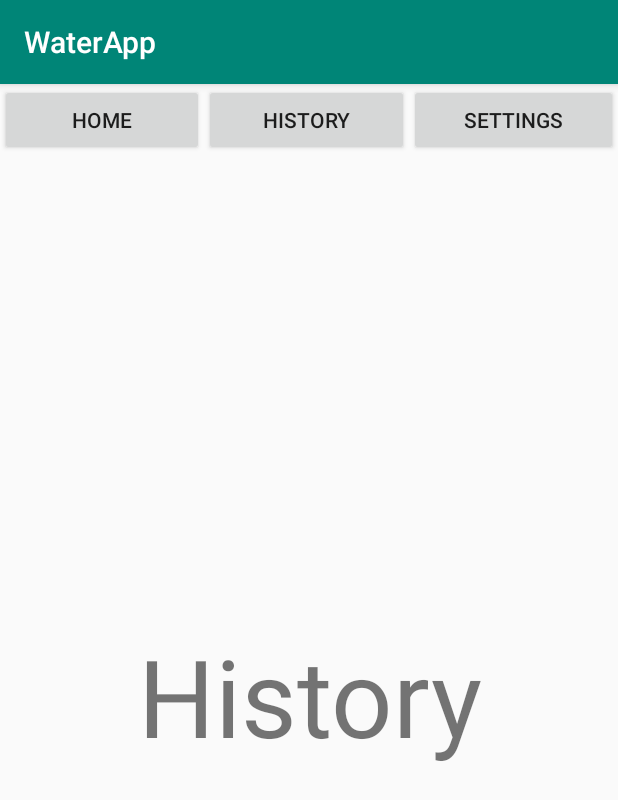
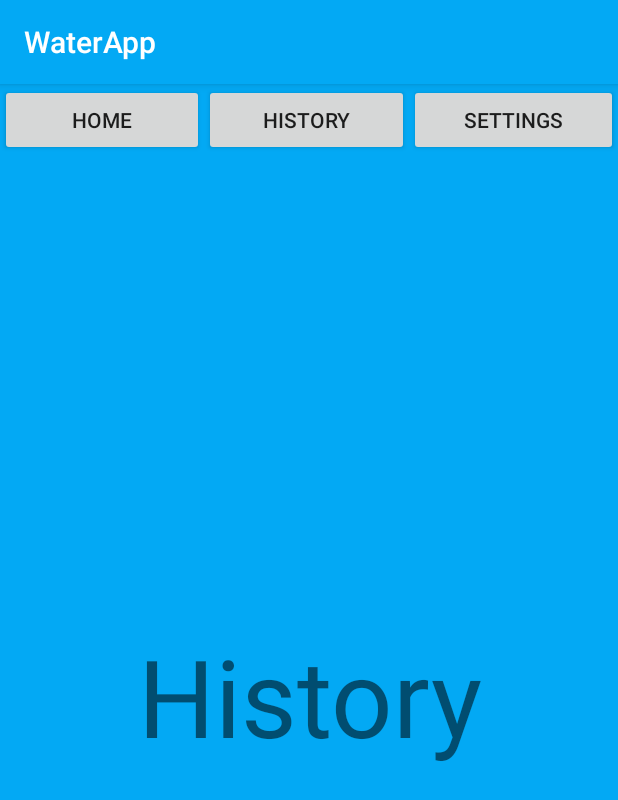
Before and after one commit to Dmytro-Vusyk/WaterApp, an Android app: the screen it shows after launch (MainActivity), after a tap on "HISTORY", on a phone screen of 412 x 824 dp. Shown: the top 800 px of the screen. Run offline under Robolectric (Android 15) with nearby library versions, the phone set to English and light mode, and no system bars; our stand-ins replace Room's generated code; libraries missing offline, so code that uses them is left out: net.danlew.android; 1 statement that could not run was skipped.

Commit message:
HomePresenter: add method deleteWaterRecord FragmentHome: add logic for Progress bar FragmentHomeAdapter: remove FragmentHomeViewHolder to inner class of FragmentHomeAdapter. Create logic for btn_delete inside ViewHolder

```diff
--- a/app/build.gradle
+++ b/app/build.gradle
@@ -22,7 +22,7 @@ dependencies {
     implementation fileTree(dir: 'libs', include: ['*.jar'])
     implementation 'androidx.appcompat:appcompat:1.1.0-beta01'
     implementation 'androidx.constraintlayout:constraintlayout:2.0.0-beta2'
-    implementation 'androidx.legacy:legacy-support-v4:1.0.0'
+    implementation 'com.android.support:recyclerview-v7:28.0.0'
 
     testImplementation 'junit:junit:4.13-beta-3'
     androidTestImplementation 'androidx.test:runner:1.3.0-alpha01'
--- a/app/src/main/java/com/example/waterapp/view/MainActivity.java
+++ b/app/src/main/java/com/example/waterapp/view/MainActivity.java
@@ -12,11 +12,10 @@ import androidx.room.Room;
 import com.example.waterapp.R;
 import com.example.waterapp.database.AppDB;
 import com.example.waterapp.view.fragmenthome.FragmentHome;
-import com.example.waterapp.view.fragmenthome.FragmentHomeAdapterOnClickHandler;
 
 import net.danlew.android.joda.JodaTimeAndroid;
 
-public class MainActivity extends AppCompatActivity implements FragmentHomeAdapterOnClickHandler {
+public class MainActivity extends AppCompatActivity {
 
     boolean isCreated = false;
     FragmentTransaction ft;
@@ -72,8 +71,5 @@ public class MainActivity extends AppCompatActivity implements FragmentHomeAdapt
         }
     }
 
-    @Override
-    public void onClick(long date) {
 
-    }
 }
--- a/app/src/main/java/com/example/waterapp/view/fragmenthome/FragmentHome.java
+++ b/app/src/main/java/com/example/waterapp/view/fragmenthome/FragmentHome.java
@@ -19,14 +19,16 @@ import com.example.waterapp.presenter.HomePresenter;
 import com.example.waterapp.view.progressBar.ArcProgress;
 
 public class FragmentHome extends Fragment implements View.OnClickListener {
+
+    final static private String BOTTOM_TEXT = "Daily Drink Target";
+
     Context context = getContext();
-    FragmentHomeAdapterOnClickHandler fragmentHomeAdapterOnClickHandler;
     RecyclerView recyclerView;
     ArcProgress arcProgress;
     ImageButton ibAddWater;
 
     HomePresenter hp = HomePresenter.getInstance();
-    FragmentHomeAdapter fragmentHomeAdapter;
+    private FragmentHomeAdapter fragmentHomeAdapter;
 
     @Nullable
     @Override
@@ -35,25 +37,23 @@ public class FragmentHome extends Fragment implements View.OnClickListener {
         ibAddWater = (ImageButton) view.findViewById(R.id.btn_add_water);
         ibAddWater.setOnClickListener(this);
         recyclerView = (RecyclerView) view.findViewById(R.id.event_menu);
-        initArcProgress(view);
+        arcProgress = (ArcProgress) view.findViewById(R.id.progress_circular);
+        initArcProgress();
         initRecyclerView();
         return view;
     }
 
 
     //TODO change logic for setMax and setProgress
-    private void initArcProgress(View view) {
-
-        arcProgress = (ArcProgress) view.findViewById(R.id.progress_circular);
-
+    void initArcProgress() {
         arcProgress.setMax(2000);
-        arcProgress.setProgress(850);
-        arcProgress.setBottomText("Daily Drink Target");
+        arcProgress.setProgress(hp.getCurrentWaterProgress());
+        arcProgress.setBottomText(BOTTOM_TEXT);
         arcProgress.setBottomTextSize(44);
     }
 
     private void initRecyclerView() {
-        fragmentHomeAdapter = new FragmentHomeAdapter(context, fragmentHomeAdapterOnClickHandler);
+        fragmentHomeAdapter = new FragmentHomeAdapter(context, this);
         recyclerView.setLayoutManager(new LinearLayoutManager(context));
         recyclerView.setAdapter(fragmentHomeAdapter);
         fragmentHomeAdapter.setHistory();
@@ -63,17 +63,15 @@ public class FragmentHome extends Fragment implements View.OnClickListener {
     @Override
     public void onClick(View v) {
 
-        switch (v.getId()){
+        switch (v.getId()) {
             case R.id.btn_add_water:
-                hp.addWater();
+                hp.addWaterRecord();
                 fragmentHomeAdapter.setHistory();
+                initArcProgress();
                 fragmentHomeAdapter.notifyDataSetChanged();
                 break;
 
         }
-
-
     }
 
-
 }
--- a/app/src/main/java/com/example/waterapp/view/fragmenthome/FragmentHomeAdapter.java
+++ b/app/src/main/java/com/example/waterapp/view/fragmenthome/FragmentHomeAdapter.java
@@ -1,9 +1,13 @@
 package com.example.waterapp.view.fragmenthome;
 
 import android.content.Context;
+import android.util.Log;
 import android.view.LayoutInflater;
 import android.view.View;
 import android.view.ViewGroup;
+import android.widget.ImageButton;
+import android.widget.ImageView;
+import android.widget.TextView;
 
 import androidx.annotation.NonNull;
 import androidx.recyclerview.widget.RecyclerView;
@@ -16,10 +20,10 @@ import com.example.waterapp.utils.TimeUtils;
 
 import java.util.List;
 
-public class FragmentHomeAdapter extends RecyclerView.Adapter<FragmentHomeViewHolder> {
+public class FragmentHomeAdapter extends RecyclerView.Adapter<FragmentHomeAdapter.FragmentHomeViewHolder> {
 
     /* The context we use to utility methods, app resources and layout inflaters */
-    private final Context context;
+    private Context context;
 
     /*
      * Below, we've defined an interface to handle clicks on items within this Adapter. In the
@@ -27,46 +31,44 @@ public class FragmentHomeAdapter extends RecyclerView.Adapter<FragmentHomeViewHo
      * said interface. We store that instance in this variable to call the onClick method whenever
      * an item is clicked in the list.
      */
-    final private FragmentHomeAdapterOnClickHandler clickHandler;
 
-    //TODO may produce exception
+    HomePresenter homePresenter = HomePresenter.getInstance();
+
+    FragmentHome fragmentHome;
+
     private List<CurrentTimeRecord> history;
 
     /**
      * Creates a ForecastAdapter.
      *
      * @param context      Used to talk to the UI and app resources
-     * @param clickHandler The on-click handler for this adapter. This single handler is called
-     *                     when an item is clicked.
      */
-    public FragmentHomeAdapter(Context context, FragmentHomeAdapterOnClickHandler clickHandler) {
+    public FragmentHomeAdapter(Context context, FragmentHome fragmentHome) {
         this.context = context;
-        this.clickHandler = clickHandler;
+        this.fragmentHome = fragmentHome;
     }
 
 
     @NonNull
     @Override
     public FragmentHomeViewHolder onCreateViewHolder(@NonNull ViewGroup parent, int viewType) {
-    Context context = App.getInstance().getApplicationContext();
+        context = App.getInstance().getApplicationContext();
         int layoutId = R.layout.today_history_list_item;
 
         View view = LayoutInflater.from(context).inflate(layoutId, parent, false);
 
-        view.setFocusable(true);
+        view.setFocusable(false);
+        view.setClickable(false);
 
         return new FragmentHomeViewHolder(view);
     }
 
 
-
-    //TODO change logic for Cursor. Change Image and add planned tasks
-
     @Override
     public void onBindViewHolder(@NonNull FragmentHomeViewHolder holder, int position) {
 
-       CurrentTimeRecord record = history.get(position);
-
+        CurrentTimeRecord record = history.get(position);
+        holder.setCurrentTimeRecord(record);
         holder.ivDrink.setImageResource(R.drawable.ic_water_glass);
         holder.ivDrink.setMaxHeight(22);
         holder.ivDrink.setMaxWidth(22);
@@ -75,8 +77,6 @@ public class FragmentHomeAdapter extends RecyclerView.Adapter<FragmentHomeViewHo
 
         holder.tvDate.setText(TimeUtils.getFormattedTime(record.getTime()));
         holder.tvDate.setContentDescription(TimeUtils.getFormattedTime(record.getTime()));
-
-        holder.tvNextTimeLabel.setVisibility(View.INVISIBLE);
 
         holder.tvWaterVolume.setText(Long.toString(record.getWaterVolume()));
 
@@ -88,9 +88,49 @@ public class FragmentHomeAdapter extends RecyclerView.Adapter<FragmentHomeViewHo
         return history.size();
     }
 
-    //TODO run it not in main thread.
-    public void setHistory(){
+    public void setHistory() {
         history = HomePresenter.getInstance().getDailyHistory();
+    }
+
+    class FragmentHomeViewHolder extends RecyclerView.ViewHolder implements FragmentHomeDeleteButtonOnClickHandler {
+
+        final ImageView ivDrink;
+        final ImageButton ibDelete;
+
+        final TextView tvDate;
+        final TextView tvWaterVolume;
+
+        private CurrentTimeRecord currentTimeRecord;
+
+
+        public FragmentHomeViewHolder(@NonNull View view) {
+            super(view);
+
+            ivDrink = (ImageView) view.findViewById(R.id.drink_pic);
+            tvDate = (TextView) view.findViewById(R.id.drink_time);
+            tvWaterVolume = (TextView) view.findViewById(R.id.water_volume);
+            ibDelete = (ImageButton) view.findViewById(R.id.btn_delete);
+            ibDelete.setOnClickListener(this);
+
+        }
+
+        public void setCurrentTimeRecord(CurrentTimeRecord currentTimeRecord) {
+            this.currentTimeRecord = currentTimeRecord;
+        }
+
+        @Override
+        public void onClick(View v) {
+
+            int btnId = v.getId();
+
+            if (btnId == ibDelete.getId()) {
+                homePresenter.deleteWaterRecord(currentTimeRecord);
+                setHistory();
+                fragmentHome.initArcProgress();
+                notifyDataSetChanged();
+
+            }
+        }
     }
 
 
--- a/app/src/main/java/com/example/waterapp/view/fragmenthome/FragmentHomeAdapterOnClickHandler.java
+++ /dev/null
@@ -1,9 +0,0 @@
-package com.example.waterapp.view.fragmenthome;
-
-/**
- * The interface that receives onClick messages.
- */
-//TODO do i need this?
-public interface FragmentHomeAdapterOnClickHandler {
-    void onClick(long date);
-}
--- /dev/null
+++ b/app/src/main/java/com/example/waterapp/view/fragmenthome/FragmentHomeDeleteButtonOnClickHandler.java
@@ -0,0 +1,14 @@
+package com.example.waterapp.view.fragmenthome;
+
+import android.view.View;
+
+import androidx.recyclerview.widget.RecyclerView;
+
+/**
+ * The interface that receives onClick messages for button delete inside view holder in recycler view.
+ */
+public interface FragmentHomeDeleteButtonOnClickHandler extends RecyclerView.OnClickListener {
+
+    @Override
+    void onClick(View v);
+}
--- a/app/src/main/res/layout/activity_main.xml
+++ b/app/src/main/res/layout/activity_main.xml
@@ -4,6 +4,7 @@
     xmlns:tools="http://schemas.android.com/tools"
     android:layout_width="match_parent"
     android:layout_height="match_parent"
+    android:background="@color/colorPrimary"
     tools:context=".view.MainActivity"
     android:orientation="vertical"
     >
--- a/app/src/main/res/values/colors.xml
+++ b/app/src/main/res/values/colors.xml
@@ -1,6 +1,6 @@
 <?xml version="1.0" encoding="utf-8"?>
 <resources>
-    <color name="colorPrimary">#008577</color>
-    <color name="colorPrimaryDark">#00574B</color>
-    <color name="colorAccent">#D81B60</color>
+    <color name="colorPrimary">#03A9F4</color>
+    <color name="colorPrimaryDark">#0288d1</color>
+    <color name="colorAccent">#ffc107</color>
 </resources>
```
Also changed, not shown: app/src/main/java/com/example/waterapp/presenter/HomePresenter.java (+3 -4 lines), app/src/main/java/com/example/waterapp/view/fragmenthome/FragmentHomeViewHolder.java (deleted, +0 -49 lines), app/src/main/res/layout/today_history_list_item.xml (+2 -15 lines), app/src/main/ic_launcher-web.png (deleted).
